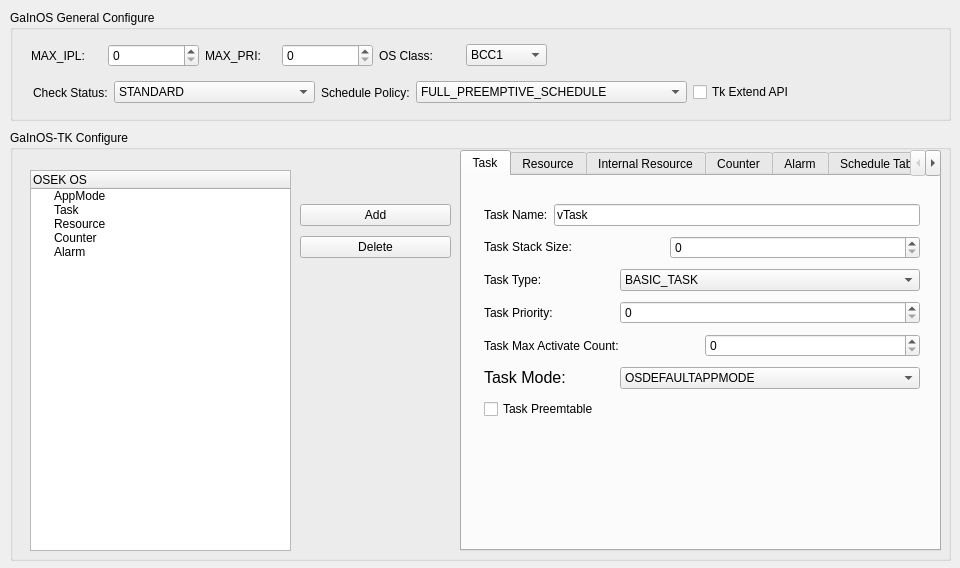
First picture: the form in tool/gainos-studio/ui/forms/cd_os.ui, repository parai/gainos-tk, before the edit.
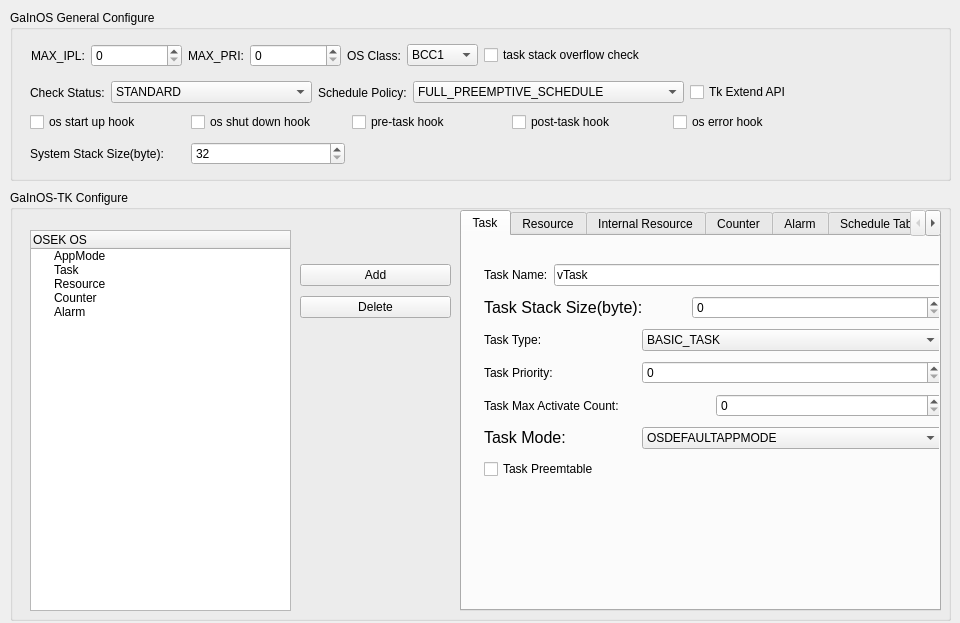
Second picture: the form after the edit.

Commit message: Add OS Startup hook support

```diff
--- a/tool/gainos-studio/ui/forms/cd_os.ui
+++ b/tool/gainos-studio/ui/forms/cd_os.ui
@@ -7,7 +7,7 @@
     <x>0</x>
     <y>0</y>
     <width>960</width>
-    <height>568</height>
+    <height>623</height>
    </rect>
   </property>
   <property name="windowTitle">
@@ -22,7 +22,7 @@
      <x>10</x>
      <y>10</y>
      <width>941</width>
-     <height>111</height>
+     <height>171</height>
     </rect>
    </property>
    <property name="styleSheet">
@@ -34,111 +34,7 @@
    <widget class="QWidget" name="layoutWidget">
     <property name="geometry">
      <rect>
-      <x>21</x>
-      <y>31</y>
-      <width>516</width>
-      <height>29</height>
-     </rect>
-    </property>
-    <layout class="QHBoxLayout" name="horizontalLayout_4">
-     <item>
-      <layout class="QHBoxLayout" name="horizontalLayout">
-       <item>
-        <widget class="QLabel" name="label">
-         <property name="text">
-          <string>MAX_IPL:</string>
-         </property>
-        </widget>
-       </item>
-       <item>
-        <widget class="QSpinBox" name="spbxMaxIpl">
-         <property name="minimumSize">
-          <size>
-           <width>91</width>
-           <height>0</height>
-          </size>
-         </property>
-         <property name="toolTip">
-          <string/>
-         </property>
-        </widget>
-       </item>
-      </layout>
-     </item>
-     <item>
-      <layout class="QHBoxLayout" name="horizontalLayout_2">
-       <item>
-        <widget class="QLabel" name="label_2">
-         <property name="text">
-          <string>MAX_PRI:</string>
-         </property>
-        </widget>
-       </item>
-       <item>
-        <widget class="QSpinBox" name="spbxMaxPrio">
-         <property name="minimumSize">
-          <size>
-           <width>91</width>
-           <height>0</height>
-          </size>
-         </property>
-         <property name="toolTip">
-          <string/>
-         </property>
-        </widget>
-       </item>
-      </layout>
-     </item>
-     <item>
-      <layout class="QHBoxLayout" name="horizontalLayout_3">
-       <item>
-        <widget class="QLabel" name="label_3">
-         <property name="text">
-          <string>OS Class:</string>
-         </property>
-        </widget>
-       </item>
-       <item>
-        <widget class="QComboBox" name="cmbxOSConfCls">
-         <property name="minimumSize">
-          <size>
-           <width>71</width>
-           <height>0</height>
-          </size>
-         </property>
-         <property name="toolTip">
-          <string/>
-         </property>
-         <item>
-          <property name="text">
-           <string>BCC1</string>
-          </property>
-         </item>
-         <item>
-          <property name="text">
-           <string>BCC2</string>
-          </property>
-         </item>
-         <item>
-          <property name="text">
-           <string>ECC1</string>
-          </property>
-         </item>
-         <item>
-          <property name="text">
-           <string>ECC2</string>
-          </property>
-         </item>
-        </widget>
-       </item>
-      </layout>
-     </item>
-    </layout>
-   </widget>
-   <widget class="QWidget" name="layoutWidget">
-    <property name="geometry">
-     <rect>
-      <x>23</x>
+      <x>20</x>
       <y>68</y>
       <width>903</width>
       <height>29</height>
@@ -240,12 +136,233 @@
      </item>
     </layout>
    </widget>
+   <widget class="QWidget" name="">
+    <property name="geometry">
+     <rect>
+      <x>20</x>
+      <y>100</y>
+      <width>798</width>
+      <height>25</height>
+     </rect>
+    </property>
+    <layout class="QHBoxLayout" name="horizontalLayout_16">
+     <item>
+      <widget class="QCheckBox" name="cbxOsStartUpHook">
+       <property name="toolTip">
+        <string/>
+       </property>
+       <property name="text">
+        <string>os start up hook</string>
+       </property>
+      </widget>
+     </item>
+     <item>
+      <widget class="QCheckBox" name="cbxOsShutDownHook">
+       <property name="toolTip">
+        <string/>
+       </property>
+       <property name="text">
+        <string>os shut down hook</string>
+       </property>
+      </widget>
+     </item>
+     <item>
+      <widget class="QCheckBox" name="cbxPreTaskHook">
+       <property name="toolTip">
+        <string/>
+       </property>
+       <property name="text">
+        <string>pre-task hook</string>
+       </property>
+      </widget>
+     </item>
+     <item>
+      <widget class="QCheckBox" name="cbxPostTaskHook">
+       <property name="toolTip">
+        <string/>
+       </property>
+       <property name="text">
+        <string>post-task hook</string>
+       </property>
+      </widget>
+     </item>
+     <item>
+      <widget class="QCheckBox" name="cbxOsErrorHook">
+       <property name="toolTip">
+        <string/>
+       </property>
+       <property name="text">
+        <string>os error hook</string>
+       </property>
+      </widget>
+     </item>
+    </layout>
+   </widget>
+   <widget class="QWidget" name="">
+    <property name="geometry">
+     <rect>
+      <x>21</x>
+      <y>30</y>
+      <width>772</width>
+      <height>31</height>
+     </rect>
+    </property>
+    <layout class="QHBoxLayout" name="horizontalLayout_17">
+     <item>
+      <layout class="QHBoxLayout" name="horizontalLayout_4">
+       <item>
+        <layout class="QHBoxLayout" name="horizontalLayout">
+         <item>
+          <widget class="QLabel" name="label">
+           <property name="text">
+            <string>MAX_IPL:</string>
+           </property>
+          </widget>
+         </item>
+         <item>
+          <widget class="QSpinBox" name="spbxMaxIpl">
+           <property name="minimumSize">
+            <size>
+             <width>91</width>
+             <height>0</height>
+            </size>
+           </property>
+           <property name="toolTip">
+            <string/>
+           </property>
+          </widget>
+         </item>
+        </layout>
+       </item>
+       <item>
+        <layout class="QHBoxLayout" name="horizontalLayout_2">
+         <item>
+          <widget class="QLabel" name="label_2">
+           <property name="text">
+            <string>MAX_PRI:</string>
+           </property>
+          </widget>
+         </item>
+         <item>
+          <widget class="QSpinBox" name="spbxMaxPrio">
+           <property name="minimumSize">
+            <size>
+             <width>91</width>
+             <height>0</height>
+            </size>
+           </property>
+           <property name="toolTip">
+            <string/>
+           </property>
+          </widget>
+         </item>
+        </layout>
+       </item>
+       <item>
+        <layout class="QHBoxLayout" name="horizontalLayout_3">
+         <item>
+          <widget class="QLabel" name="label_3">
+           <property name="text">
+            <string>OS Class:</string>
+           </property>
+          </widget>
+         </item>
+         <item>
+          <widget class="QComboBox" name="cmbxOSConfCls">
+           <property name="minimumSize">
+            <size>
+             <width>71</width>
+             <height>0</height>
+            </size>
+           </property>
+           <property name="toolTip">
+            <string/>
+           </property>
+           <item>
+            <property name="text">
+             <string>BCC1</string>
+            </property>
+           </item>
+           <item>
+            <property name="text">
+             <string>BCC2</string>
+            </property>
+           </item>
+           <item>
+            <property name="text">
+             <string>ECC1</string>
+            </property>
+           </item>
+           <item>
+            <property name="text">
+             <string>ECC2</string>
+            </property>
+           </item>
+          </widget>
+         </item>
+        </layout>
+       </item>
+      </layout>
+     </item>
+     <item>
+      <widget class="QCheckBox" name="cbxTskStkOverflowCheck">
+       <property name="toolTip">
+        <string/>
+       </property>
+       <property name="text">
+        <string>task stack overflow check</string>
+       </property>
+      </widget>
+     </item>
+    </layout>
+   </widget>
+   <widget class="QWidget" name="">
+    <property name="geometry">
+     <rect>
+      <x>20</x>
+      <y>130</y>
+      <width>315</width>
+      <height>27</height>
+     </rect>
+    </property>
+    <layout class="QHBoxLayout" name="horizontalLayout_18">
+     <item>
+      <widget class="QLabel" name="label_6">
+       <property name="text">
+        <string>System Stack Size(byte):</string>
+       </property>
+      </widget>
+     </item>
+     <item>
+      <widget class="QSpinBox" name="spbxSystenStkSz">
+       <property name="minimumSize">
+        <size>
+         <width>91</width>
+         <height>0</height>
+        </size>
+       </property>
+       <property name="toolTip">
+        <string/>
+       </property>
+       <property name="minimum">
+        <number>32</number>
+       </property>
+       <property name="maximum">
+        <number>65535</number>
+       </property>
+       <property name="singleStep">
+        <number>4</number>
+       </property>
+      </widget>
+     </item>
+    </layout>
+   </widget>
   </widget>
   <widget class="QGroupBox" name="groupBox_2">
    <property name="geometry">
     <rect>
      <x>10</x>
-     <y>130</y>
+     <y>190</y>
      <width>941</width>
      <height>431</height>
     </rect>
@@ -280,7 +397,7 @@
        <rect>
         <x>22</x>
         <y>24</y>
-        <width>436</width>
+        <width>458</width>
         <height>223</height>
        </rect>
       </property>
@@ -308,7 +425,11 @@
          <item>
           <widget class="QLabel" name="label_8">
            <property name="text">
-            <string>&lt;html&gt;&lt;head/&gt;&lt;body&gt;&lt;p&gt;Task Stack Size:&lt;/p&gt;&lt;/body&gt;&lt;/html&gt;</string>
+            <string>&lt;!DOCTYPE HTML PUBLIC &quot;-//W3C//DTD HTML 4.0//EN&quot; &quot;http://www.w3.org/TR/REC-html40/strict.dtd&quot;&gt;
+&lt;html&gt;&lt;head&gt;&lt;meta name=&quot;qrichtext&quot; content=&quot;1&quot; /&gt;&lt;style type=&quot;text/css&quot;&gt;
+p, li { white-space: pre-wrap; }
+&lt;/style&gt;&lt;/head&gt;&lt;body style=&quot; font-family:'Consolas'; font-size:12pt; font-weight:400; font-style:normal;&quot;&gt;
+&lt;p style=&quot; margin-top:12px; margin-bottom:12px; margin-left:0px; margin-right:0px; -qt-block-indent:0; text-indent:0px;&quot;&gt;Task Stack Size(byte):&lt;/p&gt;&lt;/body&gt;&lt;/html&gt;</string>
            </property>
           </widget>
          </item>
```
The commit also changes 38 other files.
